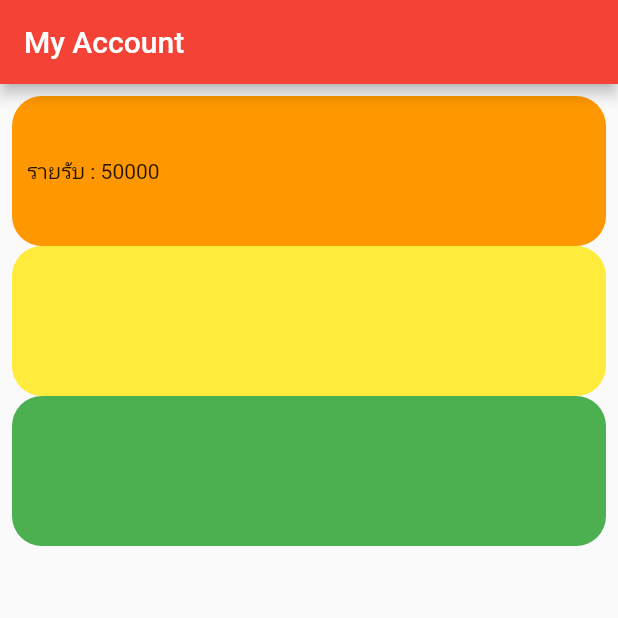
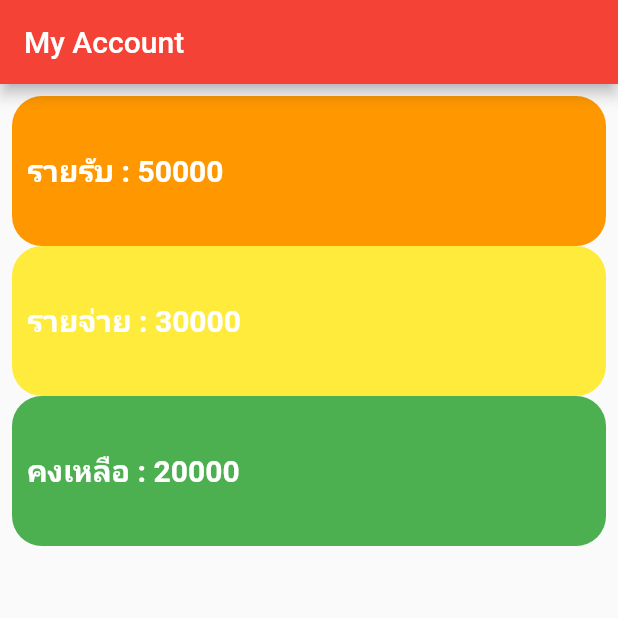
Before and after one commit to sarawut-bank/Appsara, a Flutter app: the screen it shows after launch, on a phone screen of 412 x 824 dp, the top half of it. Run offline on Flutter 3.47's test engine with Material 2 defaults, Android fonts, the phone set to English and light mode, and no system bars.

Commit message:
set text style

```diff
--- a/lib/main.dart
+++ b/lib/main.dart
@@ -41,20 +41,61 @@ class _MyHomepageState extends State<MyHomepage> {
                     borderRadius: BorderRadius.circular(20)),
                 height: 100,
                 child: Row(
-                  children: [Text("รายรับ :"), Text("\t50000")],
+                  children: [
+                    Text("รายรับ :",
+                        style: TextStyle(
+                            fontSize: 20,
+                            color: Colors.white,
+                            fontWeight: FontWeight.bold)),
+                    Text("\t50000",
+                        style: TextStyle(
+                            fontSize: 20,
+                            color: Colors.white,
+                            fontWeight: FontWeight.bold))
+                  ],
                 ),
               ),
               Container(
+                padding: const EdgeInsets.all(10.0),
                 decoration: BoxDecoration(
                     color: Colors.yellow,
                     borderRadius: BorderRadius.circular(20)),
                 height: 100,
+                child: Row(
+                  children: [
+                    Text("รายจ่าย :",
+                        style: TextStyle(
+                            fontSize: 20,
+                            color: Colors.white,
+                            fontWeight: FontWeight.bold)),
+                    Text("\t30000",
+                        style: TextStyle(
+                            fontSize: 20,
+                            color: Colors.white,
+                            fontWeight: FontWeight.bold))
+                  ],
+                ),
               ),
               Container(
+                padding: const EdgeInsets.all(10.0),
                 decoration: BoxDecoration(
                     color: Colors.green,
                     borderRadius: BorderRadius.circular(20)),
                 height: 100,
+                child: Row(
+                  children: [
+                    Text("คงเหลือ :",
+                        style: TextStyle(
+                            fontSize: 20,
+                            color: Colors.white,
+                            fontWeight: FontWeight.bold)),
+                    Text("\t20000",
+                        style: TextStyle(
+                            fontSize: 20,
+                            color: Colors.white,
+                            fontWeight: FontWeight.bold))
+                  ],
+                ),
               )
             ],
           ),
```
